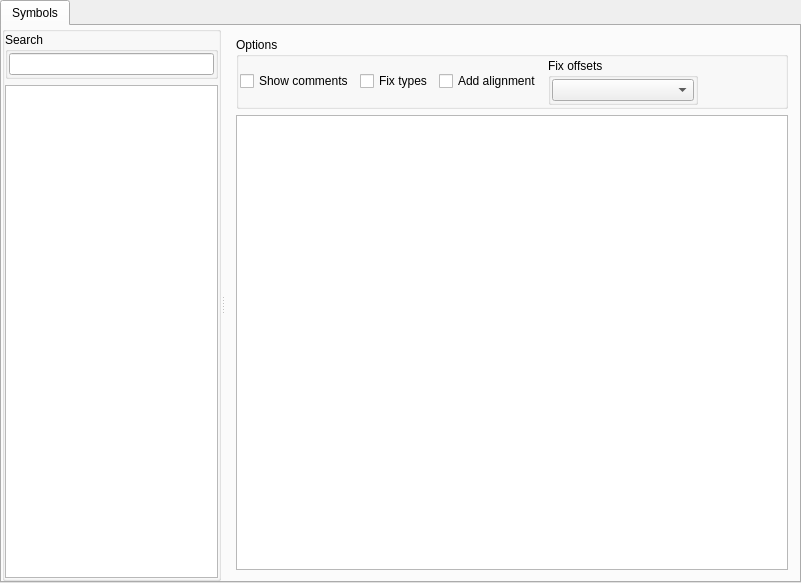
Old version of the form gui_source/guimainwindow.ui in the repository horsicq/PDBRipper.
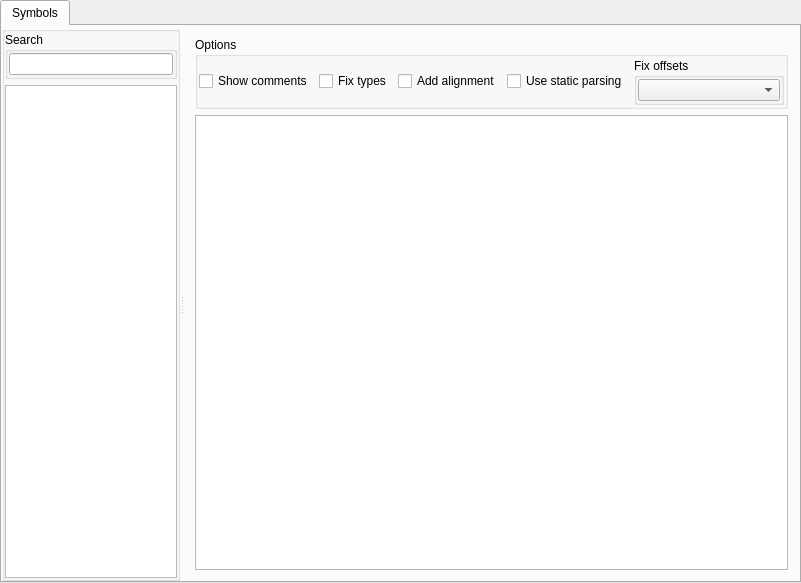
New version of the form.

Commit message: feat: add static PDB parsing support

What changed in the file:
```diff
--- a/gui_source/guimainwindow.ui
+++ b/gui_source/guimainwindow.ui
@@ -184,6 +184,16 @@
                  </property>
                 </widget>
                </item>
+               <item>
+                <widget class="QCheckBox" name="checkBoxStaticParsing">
+                 <property name="toolTip">
+                  <string>Parse the PDB directly instead of using MSDIA</string>
+                 </property>
+                 <property name="text">
+                  <string>Use static parsing</string>
+                 </property>
+                </widget>
+               </item>
                <item>
                 <widget class="QGroupBox" name="groupBoxFixOffsets">
                  <property name="minimumSize">
```
The commit also changes 9 other files.
